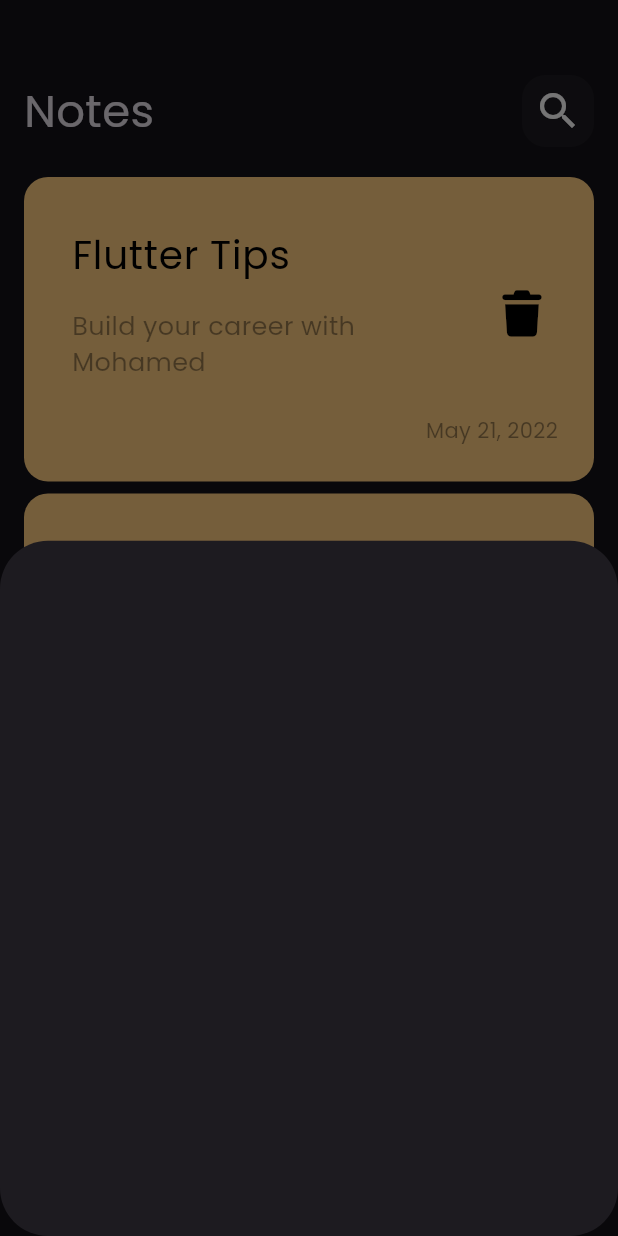
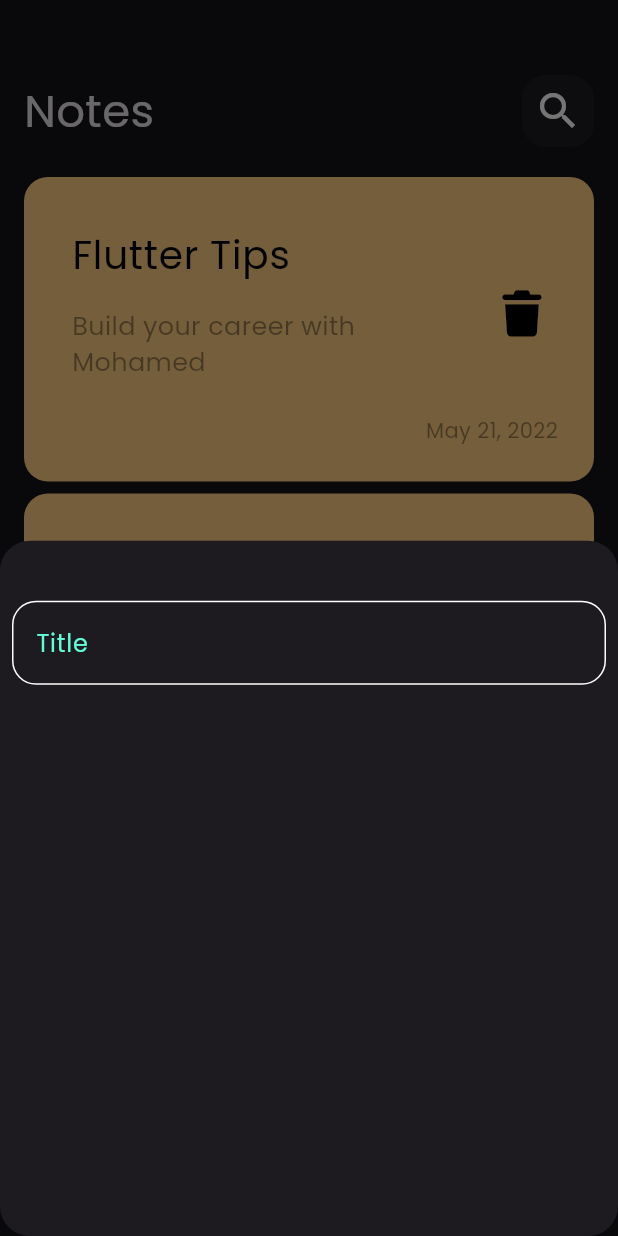
Before and after one commit to mohamed0hamed/notes_app, a Flutter app: the screen it shows after launch, after a tap on the "add" icon, on a phone screen of 412 x 824 dp. Run offline on Flutter 3.47's test engine with Material 3 defaults, Android fonts, the phone set to English and light mode, and no system bars; our stand-ins replace font_awesome_flutter.

Commit message:
create custom text filed

```diff
--- a/lib/views/notes_view.dart
+++ b/lib/views/notes_view.dart
@@ -11,7 +11,7 @@ class NotesView extends StatelessWidget {
       floatingActionButton: FloatingActionButton(onPressed: (){
         showModalBottomSheet(
           shape: RoundedRectangleBorder(
-            borderRadius: BorderRadius.circular(32),
+            borderRadius: BorderRadius.circular(20),
           ),
         context: context, builder: (context)
         {
--- a/lib/views/widgets/add_note_bottom_sheet.dart
+++ b/lib/views/widgets/add_note_bottom_sheet.dart
@@ -1,10 +1,23 @@
 import 'package:flutter/material.dart';
+import 'package:notes_app/views/widgets/custom_text_field.dart';
 
 class AddNoteBottomSheet extends StatelessWidget {
   const AddNoteBottomSheet({super.key});
 
   @override
   Widget build(BuildContext context) {
-    return Container();
+    return Padding(
+      padding: const EdgeInsets.symmetric(horizontal: 8),
+      child: Column(
+        children: [
+          SizedBox(
+            height: 40,
+          ),
+          CustomTextField(
+            hintText: 'Title',
+          ),
+        ],
+      ),
+    );
   }
 }
--- /dev/null
+++ b/lib/views/widgets/constants.dart
@@ -0,0 +1,3 @@
+import 'package:flutter/material.dart';
+
+const KprimaryColor = Color(0xff62FCD7);
--- /dev/null
+++ b/lib/views/widgets/custom_text_field.dart
@@ -0,0 +1,33 @@
+import 'package:flutter/material.dart';
+import 'package:notes_app/views/widgets/constants.dart';
+class CustomTextField extends StatelessWidget {
+   CustomTextField({super.key , this.hintText , this.onSubmitted});
+ final String? hintText;
+
+ Function (String value)? onSubmitted;
+  @override
+  Widget build(BuildContext context) {
+    return TextField(
+      cursorColor: KprimaryColor,
+      onSubmitted: onSubmitted  ,
+          decoration: InputDecoration(
+            hintText:hintText ,
+            hintStyle: TextStyle(
+              color: KprimaryColor
+            ),
+            border: BuildBorder(),
+            enabledBorder: BuildBorder(),
+            focusedBorder: BuildBorder(KprimaryColor)
+          ),
+        );
+  }
+
+  OutlineInputBorder BuildBorder([Color]) {
+    return OutlineInputBorder(
+             borderRadius: BorderRadius.circular(16),
+            borderSide: BorderSide(
+              color: Color ?? Colors.white
+            )
+          );
+  }
+  }
```
